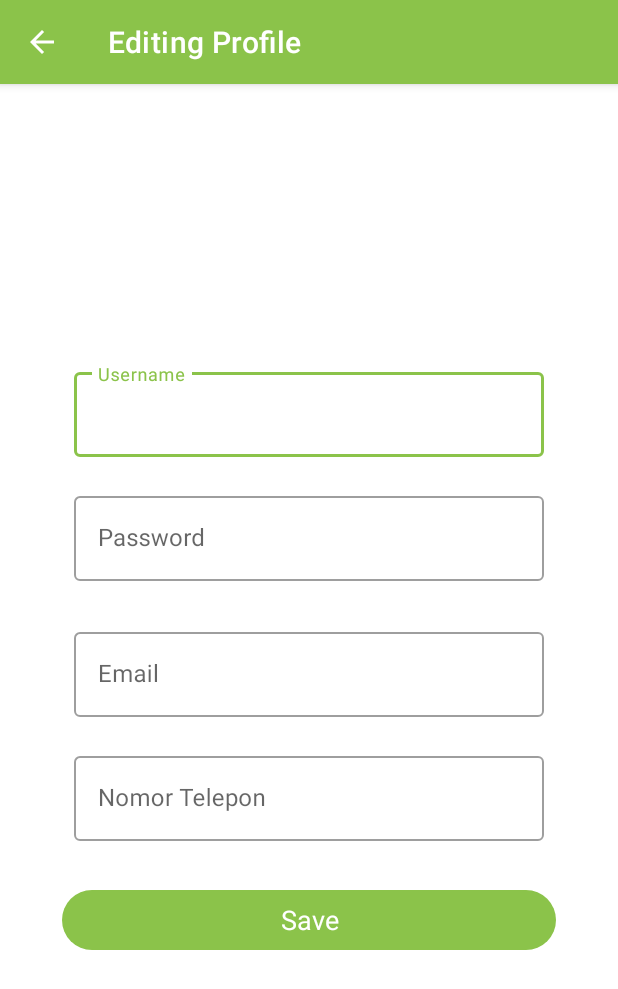
After one commit to WillChrist007/Etanod, an Android app: the EditProfileActivity screen opened directly, with no data from a screen before it, on a phone screen of 412 x 824 dp. The commit adds this screen. Shown: the top 989 px of the screen. Run offline under Robolectric (Android 15) with nearby library versions, the phone set to English and light mode, and no system bars.

```diff
--- a/app/src/main/AndroidManifest.xml
+++ b/app/src/main/AndroidManifest.xml
@@ -14,13 +14,13 @@
         android:theme="@style/Theme.EtanodV2"
         tools:targetApi="31">
         <activity
+            android:name=".EditProfileActivity"
+            android:exported="false" />
+        <activity
             android:name=".MainActivity"
             android:exported="false" />
         <activity
             android:name=".EditActivity"
-            android:exported="false" />
-        <activity
-            android:name=".RVFundraisingAdapter"
             android:exported="false" />
         <activity
             android:name=".HomeActivity"
--- /dev/null
+++ b/app/src/main/java/com/william/etanodv2/EditProfileActivity.kt
@@ -0,0 +1,80 @@
+package com.william.etanodv2
+
+import androidx.appcompat.app.AppCompatActivity
+import android.os.Bundle
+import com.william.etanodv2.databinding.ActivityEditProfileBinding
+import com.william.etanodv2.room.Constant
+import com.william.etanodv2.room.users.User
+import com.william.etanodv2.room.users.UserDB
+import kotlinx.coroutines.CoroutineScope
+import kotlinx.coroutines.Dispatchers
+import kotlinx.coroutines.launch
+
+class EditProfileActivity : AppCompatActivity() {
+
+    private lateinit var binding: ActivityEditProfileBinding
+    lateinit var tempUsername: String
+    lateinit var tempPassword: String
+    lateinit var tempTanggal: String
+    var tempId: Int = 0
+    var data_kliriman: Int = 0
+
+    val dbUser by lazy { UserDB(this) }
+
+    override fun onCreate(savedInstanceState: Bundle?) {
+        super.onCreate(savedInstanceState)
+        //setContentView(R.layout.activity_edit_profile)
+        supportActionBar?.setTitle("Editing Profile")
+
+        binding = ActivityEditProfileBinding.inflate(layoutInflater)
+        val view = binding.root
+        setContentView(view)
+        tempUsername = ""
+        tempPassword=""
+        tempTanggal=""
+        setupView()
+        setupListenerEditUser()
+
+    }
+
+    fun setupListenerEditUser(){
+
+        binding.btnSave.setOnClickListener{
+            CoroutineScope(Dispatchers.IO).launch {
+                dbUser.userDao().updateUser(
+                    User(tempId, binding.email.editText?.text.toString(), binding.username.editText?.text.toString(),
+                        binding.password.editText?.text.toString(), tempTanggal, binding.telepon.editText?.text.toString())
+                )
+                finish()
+            }
+        }
+    }
+
+    fun setupView() {
+        supportActionBar!!.setDisplayHomeAsUpEnabled(true)
+        val intentType = intent.getIntExtra("intent_type", 0)
+        when (intentType) {
+            Constant.TYPE_UPDATE -> {
+                getUser()
+            }
+        }
+    }
+
+    fun getUser(){
+        data_kliriman = intent.getIntExtra("intent_id", 0)
+        CoroutineScope(Dispatchers.Main).launch {
+            val user = dbUser.userDao().getUser2(data_kliriman)[0]
+            binding.email.editText?.setText(user.email)
+            binding.username.editText?.setText(user.username)
+            binding.telepon.editText?.setText(user.telepon)
+            tempId = user.id
+            tempTanggal = user.tanggalLahir
+            tempPassword = user.password
+        }
+    }
+
+    override fun onSupportNavigateUp(): Boolean {
+        onBackPressed()
+        return super.onSupportNavigateUp()
+    }
+}
--- a/app/src/main/java/com/william/etanodv2/RegisterActivity.kt
+++ b/app/src/main/java/com/william/etanodv2/RegisterActivity.kt
@@ -7,11 +7,7 @@ import android.content.SharedPreferences
 import androidx.appcompat.app.AppCompatActivity
 import android.os.Bundle
 import android.view.View
-import android.widget.Button
 import android.widget.DatePicker
-import android.widget.EditText
-import androidx.appcompat.app.AlertDialog
-import com.google.android.material.textfield.TextInputLayout
 import com.william.etanodv2.databinding.ActivityRegisterBinding
 import com.william.etanodv2.room.users.User
 import com.william.etanodv2.room.users.UserDB
--- a/app/src/main/java/com/william/etanodv2/room/users/UserDao.kt
+++ b/app/src/main/java/com/william/etanodv2/room/users/UserDao.kt
@@ -16,6 +16,6 @@ interface UserDao {
     @Query("SELECT * FROM User WHERE id=:idInput")
     suspend fun getUser2(idInput: Int) : List<User>
 
-    @Query("SELECT * FROM User WHERE username=:inp_uname")
-    suspend fun getUser(inp_uname: String) : List<User>
+    @Query("SELECT * FROM User WHERE username=:usernameInput")
+    suspend fun getUser(usernameInput: String) : List<User>
 }
--- /dev/null
+++ b/app/src/main/res/layout/activity_edit_profile.xml
@@ -0,0 +1,98 @@
+<?xml version="1.0" encoding="utf-8"?>
+<androidx.constraintlayout.widget.ConstraintLayout xmlns:android="http://schemas.android.com/apk/res/android"
+    xmlns:app="http://schemas.android.com/apk/res-auto"
+    xmlns:tools="http://schemas.android.com/tools"
+    android:layout_width="match_parent"
+    android:layout_height="match_parent"
+    tools:context=".EditProfileActivity">
+
+    <LinearLayout
+        android:id="@+id/EditProfile"
+        android:layout_width="match_parent"
+        android:layout_height="wrap_content"
+        android:layout_margin="5dp"
+        android:orientation="vertical"
+        android:padding="20dp"
+        app:layout_constraintStart_toStartOf="parent"
+        app:layout_constraintEnd_toEndOf="parent"
+        app:layout_constraintTop_toTopOf="parent"
+        app:layout_constraintBottom_toBottomOf="parent">
+
+        <com.google.android.material.textfield.TextInputLayout
+            android:id="@+id/username"
+            android:layout_width="match_parent"
+            android:layout_height="wrap_content"
+            style="@style/Widget.MaterialComponents.TextInputLayout.OutlinedBox"
+            android:layout_marginStart="24dp"
+            android:layout_marginEnd="24dp"
+            android:layout_marginTop="0dp"
+            android:hint="Username"
+            app:errorEnabled="true">
+            <com.google.android.material.textfield.TextInputEditText
+                android:layout_width="match_parent"
+                android:layout_height="wrap_content"
+                android:inputType="text"/>
+        </com.google.android.material.textfield.TextInputLayout>
+
+        <com.google.android.material.textfield.TextInputLayout
+            android:id="@+id/password"
+            android:layout_width="match_parent"
+            android:layout_height="wrap_content"
+            style="@style/Widget.MaterialComponents.TextInputLayout.OutlinedBox"
+            android:layout_marginStart="24dp"
+            android:layout_marginEnd="24dp"
+            android:layout_marginTop="0dp"
+            android:hint="Password"
+            app:errorEnabled="true">
+            <com.google.android.material.textfield.TextInputEditText
+                android:layout_width="match_parent"
+                android:layout_height="wrap_content"
+                android:inputType="textPassword"/>
+        </com.google.android.material.textfield.TextInputLayout>
+
+        <com.google.android.material.textfield.TextInputLayout
+            android:id="@+id/email"
+            style="@style/Widget.MaterialComponents.TextInputLayout.OutlinedBox"
+            android:layout_width="match_parent"
+            android:layout_height="wrap_content"
+            android:layout_marginStart="24dp"
+            android:layout_marginTop="8dp"
+            android:layout_marginEnd="24dp"
+            android:hint="Email"
+            app:errorEnabled="true">
+
+            <com.google.android.material.textfield.TextInputEditText
+                android:layout_width="match_parent"
+                android:layout_height="wrap_content"
+                android:inputType="text" />
+        </com.google.android.material.textfield.TextInputLayout>
+
+        <com.google.android.material.textfield.TextInputLayout
+            android:id="@+id/telepon"
+            android:layout_width="match_parent"
+            android:layout_height="wrap_content"
+            style="@style/Widget.MaterialComponents.TextInputLayout.OutlinedBox"
+            android:layout_marginStart="24dp"
+            android:layout_marginEnd="24dp"
+            android:layout_marginTop="0dp"
+            android:hint="Nomor Telepon"
+            app:errorEnabled="true">
+            <com.google.android.material.textfield.TextInputEditText
+                android:layout_width="match_parent"
+                android:layout_height="wrap_content"
+                android:inputType="number"/>
+        </com.google.android.material.textfield.TextInputLayout>
+
+        <com.google.android.material.button.MaterialButton
+            android:id="@+id/btnSave"
+            android:layout_width="match_parent"
+            android:layout_height="wrap_content"
+            android:layout_marginTop="8dp"
+            android:layout_marginStart="16dp"
+            android:layout_marginEnd="16dp"
+            style="@style/Widget.Material3.Button"
+            android:text="Save"
+            android:textColor="@color/white"
+            android:textSize="18sp" />
+    </LinearLayout>
+</androidx.constraintlayout.widget.ConstraintLayout>
--- a/app/src/main/res/layout/activity_main.xml
+++ b/app/src/main/res/layout/activity_main.xml
@@ -32,7 +32,7 @@
         app:layout_constraintVertical_bias="0.73">
 
         <com.google.android.material.button.MaterialButton
-            android:id="@+id/selector_login"
+            android:id="@+id/btnLogin"
             style="@style/Widget.Material3.Button"
             android:layout_width="match_parent"
             android:layout_height="wrap_content"
@@ -42,7 +42,7 @@
             android:textSize="18sp" />
 
         <com.google.android.material.button.MaterialButton
-            android:id="@+id/selector_Register"
+            android:id="@+id/btnRegister"
             style="@style/Widget.Material3.Button"
             android:layout_width="match_parent"
             android:layout_height="wrap_content"
```
Also changed, not shown: app/src/main/java/com/william/etanodv2/LoginActivity.kt (+5 -6 lines), app/src/main/java/com/william/etanodv2/MainActivity.kt (+9 -12 lines), app/src/main/java/com/william/etanodv2/fragment/FragmentProfile.kt (+81 -0 lines).
